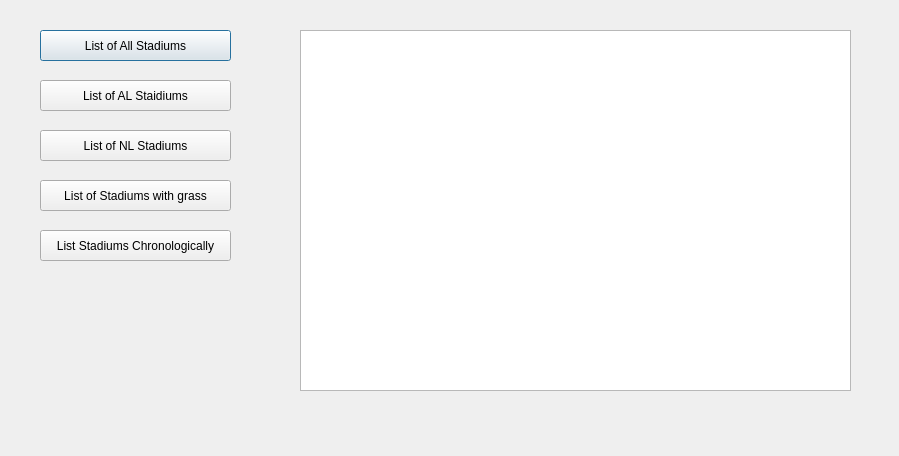
Qt form BaseballStadiumPlanner/listwindow.ui (frimbraza/Baseball-Stadium-Project) before a commit.
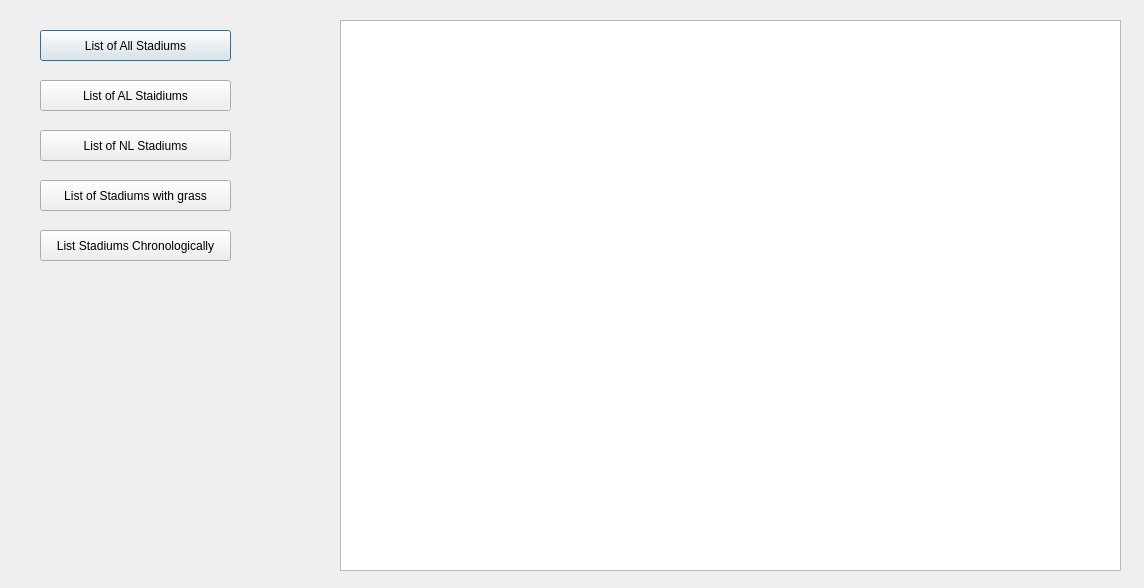
The same form after that commit.

Diff of the .ui file:
```diff
--- a/BaseballStadiumPlanner/listwindow.ui
+++ b/BaseballStadiumPlanner/listwindow.ui
@@ -6,8 +6,8 @@
    <rect>
     <x>0</x>
     <y>0</y>
-    <width>899</width>
-    <height>456</height>
+    <width>1144</width>
+    <height>588</height>
    </rect>
   </property>
   <property name="windowTitle">
@@ -78,13 +78,13 @@
     <string>List Stadiums Chronologically</string>
    </property>
   </widget>
-  <widget class="QTextBrowser" name="listDisplayBox">
+  <widget class="QTableWidget" name="TableWidget">
    <property name="geometry">
     <rect>
-     <x>300</x>
-     <y>30</y>
-     <width>551</width>
-     <height>361</height>
+     <x>340</x>
+     <y>20</y>
+     <width>781</width>
+     <height>551</height>
     </rect>
    </property>
   </widget>
```
Left out of the diff: 90 changed lines with no effect on the pictures.
